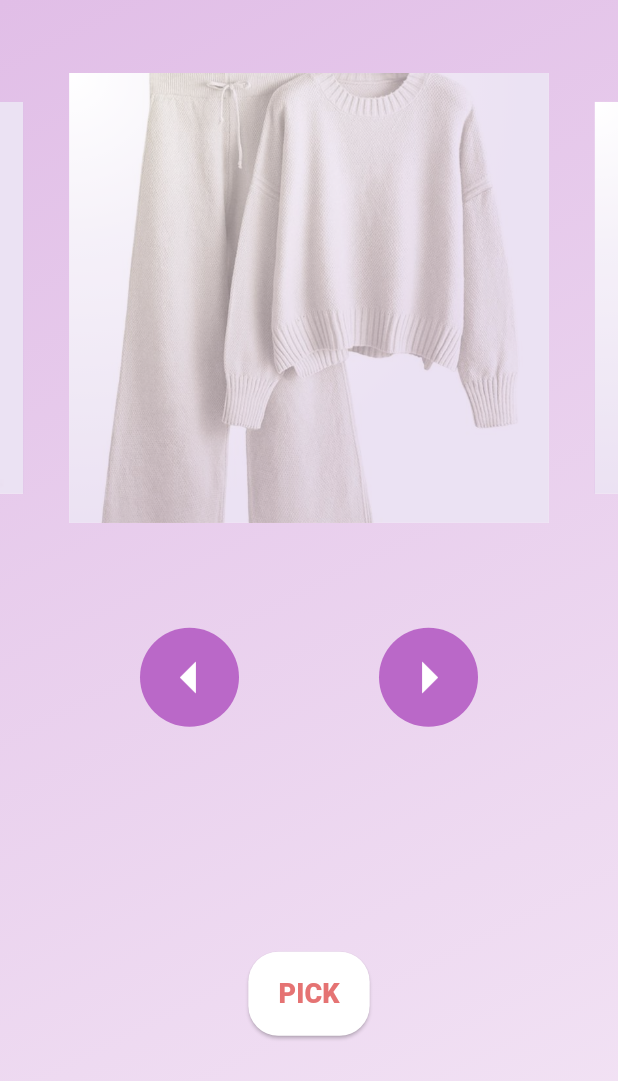
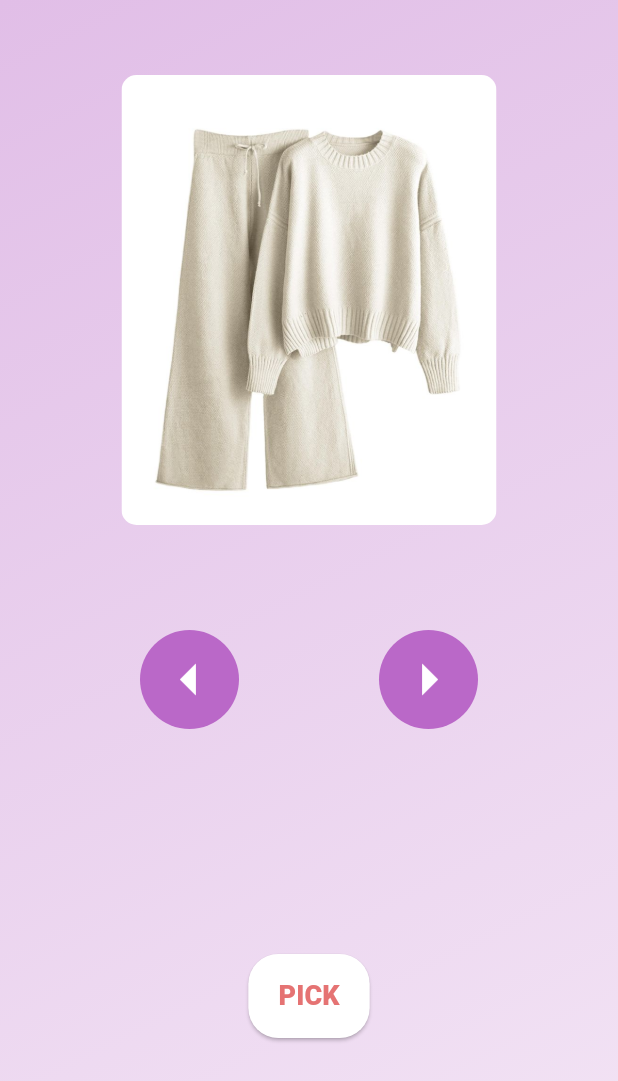
Before and after one commit to larleynn/Feroser, a Flutter app: the PickerPage screen opened directly, on a phone screen of 412 x 824 dp. Shown: the top 1081 px of the screen. Run offline on Flutter 3.47's test engine with Material 3 defaults, Android fonts, the phone set to English and light mode, and no system bars; drawn by our look-alikes of carousel_slider.

Commit message:
changes sa image carousel, same size na and rounded gamay ang edges

```diff
--- a/lib/PickerPage.dart
+++ b/lib/PickerPage.dart
@@ -28,37 +28,34 @@ class PickerPage extends StatelessWidget {
             ],
           ),
         ),
+        child: SingleChildScrollView(
           child: Column(
             mainAxisAlignment: MainAxisAlignment.center,
             children: [
+              const SizedBox(height: 50), // Adjust this value to control the spacing
               // Closet Image Carousel
               CarouselSlider(
                 options: CarouselOptions(
-                height: 300,
+                  height: 300, // Fixed height for uniform sizing
                   enlargeCenterPage: true,
                   enableInfiniteScroll: true,
                   autoPlay: true,
                 ),
                 items: imagePaths.map((path) {
-                return Container(
-                  margin: const EdgeInsets.symmetric(horizontal: 5.0),
+                  return ClipRRect(
+                    borderRadius: BorderRadius.circular(10),
+                    child: Container(
+                      width: 250, // Fixed width to maintain uniformity
+                      height: 300, // Matches the carousel's height
                       decoration: BoxDecoration(
-                    gradient: const RadialGradient(
-                      center: Alignment.topLeft,
-                      radius: 1.0,
-                      colors: [
-                        Color(0xFFFFFFFF),
-                        Color(0xFFE9DFF1),
-                        Color(0xFFD4BFE4),
-                      ],
-                      stops: [0.0, 0.38, 1.0],
+                        color: Colors.white, // Optional background for clarity
                       ),
-                    image: DecorationImage(
-                      image: AssetImage(path),
-                      fit: BoxFit.cover,
-                      colorFilter: const ColorFilter.mode(
-                        Colors.white54,
-                        BlendMode.dstATop,
+                      child: FittedBox(
+                        fit: BoxFit.contain, // Ensures the image fits within the box
+                        child: Image.asset(
+                          path,
+                          width: 250, // Same fixed width
+                          height: 300, // Matches the fixed height
                         ),
                       ),
                     ),
@@ -125,6 +122,7 @@ class PickerPage extends StatelessWidget {
             ],
           ),
         ),
+      ),
     );
   }
 }
```
Lines whose indentation alone changed are shown as unchanged.
